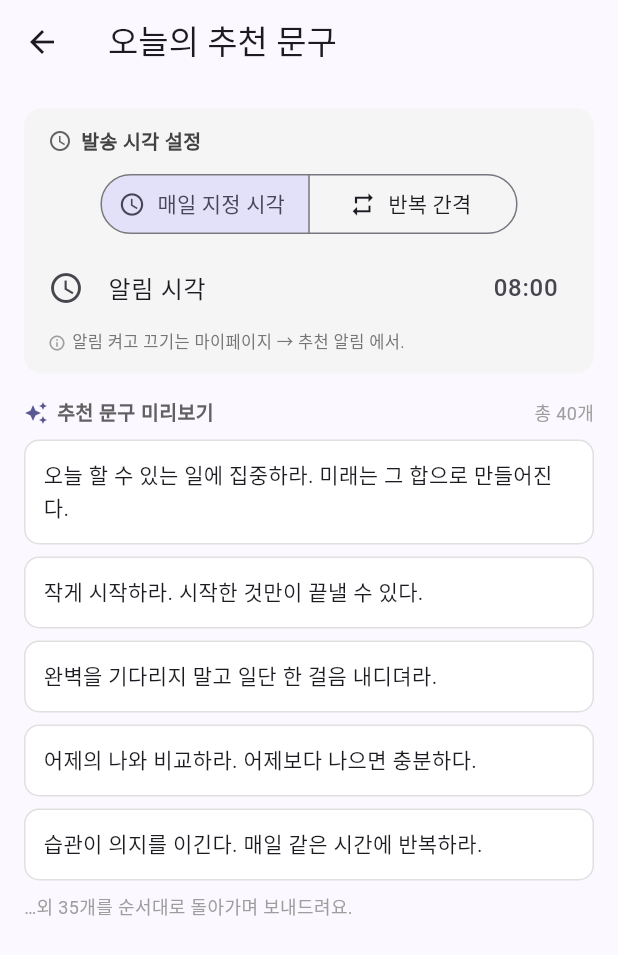
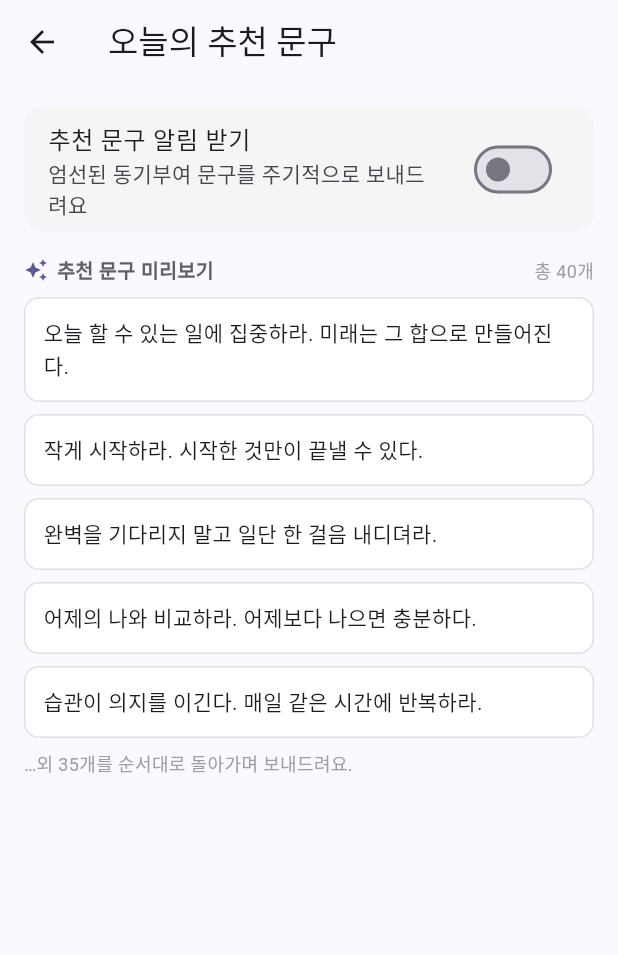
Before and after one commit to hongsytop-tech/Mobile-Application-Maker, a Flutter app: the RecommendSettingsScreen screen opened directly, on a phone screen of 412 x 824 dp. Shown: the top 955 px of the screen. Run offline on Flutter 3.47's test engine with Material 3 defaults, Android fonts, the phone set to English and light mode, and no system bars; our stand-ins replace cached_network_image, dio, fl_chart, flutter_dotenv, flutter_local_notifications, flutter_riverpod and 7 more; missing offline and left inert: dart:html; accounts and stored records are empty; network calls fail; Roboto replaces fonts that are missing (Pretendard).

```diff
--- a/lib/features/diary/screens/diary_edit_screen.dart
+++ b/lib/features/diary/screens/diary_edit_screen.dart
@@ -26,7 +26,7 @@ class _DiaryEditScreenState extends ConsumerState<DiaryEditScreen> {
     super.initState();
     final existing =
         ref.read(diaryByDateProvider(Diary.normalize(widget.date)));
-    _mode = existing?.mode ?? DiaryMode.freeform;
+    _mode = existing?.mode ?? DiaryMode.sentences;
     _freeCtrl = TextEditingController(text: existing?.freeText ?? '');
     final initSentences = existing?.sentences ?? const <String>[];
     _sentenceCtrls = initSentences.isEmpty
--- a/lib/features/recommend/screens/recommend_settings_screen.dart
+++ b/lib/features/recommend/screens/recommend_settings_screen.dart
@@ -68,26 +68,16 @@ class _Body extends ConsumerWidget {
           ),
           child: Column(
             children: [
+              SwitchListTile(
+                title: const Text('추천 문구 알림 받기'),
+                subtitle: const Text('엄선된 동기부여 문구를 주기적으로 보내드려요'),
+                value: s.enabled,
+                onChanged: (v) => _save(ref, s.copyWith(enabled: v)),
+              ),
+              if (s.enabled) ...[
+                const Divider(height: 1),
                 Padding(
                   padding: const EdgeInsets.fromLTRB(16, 12, 16, 4),
-                child: Row(
-                  children: [
-                    Icon(Icons.schedule,
-                        size: 16, color: Colors.grey.shade700),
-                    const SizedBox(width: 6),
-                    Text(
-                      '발송 시각 설정',
-                      style: TextStyle(
-                        fontSize: 13,
-                        fontWeight: FontWeight.w600,
-                        color: Colors.grey.shade800,
-                      ),
-                    ),
-                  ],
-                ),
-              ),
-              Padding(
-                padding: const EdgeInsets.fromLTRB(16, 4, 16, 4),
                   child: SegmentedButton<RecommendMode>(
                     segments: const [
                       ButtonSegment(
@@ -127,23 +117,7 @@ class _Body extends ConsumerWidget {
                     ),
                     onTap: () => _pickInterval(context, ref),
                   ),
-              Padding(
-                padding: const EdgeInsets.fromLTRB(16, 0, 16, 12),
-                child: Row(
-                  children: [
-                    Icon(Icons.info_outline,
-                        size: 12, color: Colors.grey.shade500),
-                    const SizedBox(width: 4),
-                    Expanded(
-                      child: Text(
-                        '알림 켜고 끄기는 마이페이지 → 추천 알림 에서.',
-                        style: TextStyle(
-                            fontSize: 11, color: Colors.grey.shade600),
-                      ),
-                    ),
               ],
-                ),
-              ),
             ],
           ),
         ),
```
Also changed, not shown: lib/features/recommend/screens/book_recommend_settings_screen.dart (+7 -33 lines). Lines whose indentation alone changed are shown as unchanged.
